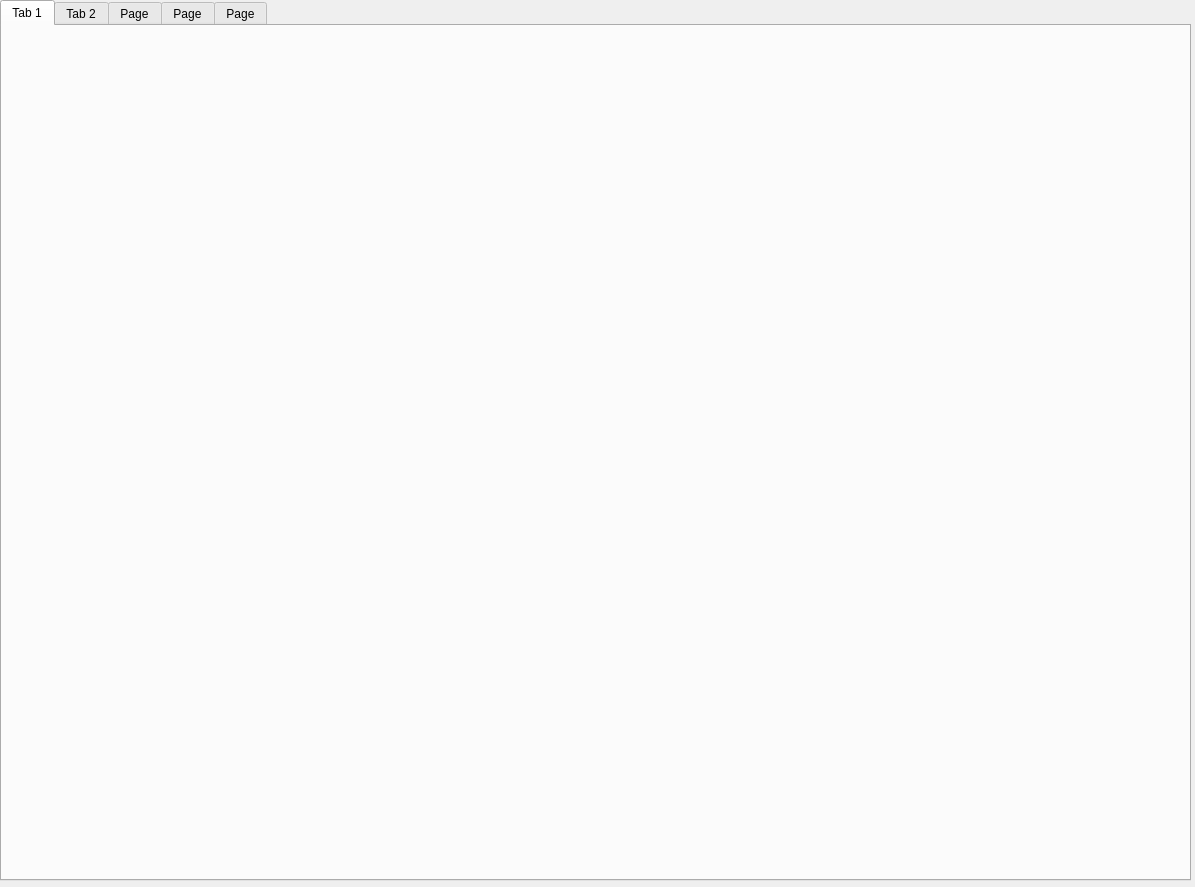
Qt form deli_ui/Admin_UI/admin.ui (addinedu-ros-7th/ros-repo-5) before a commit.
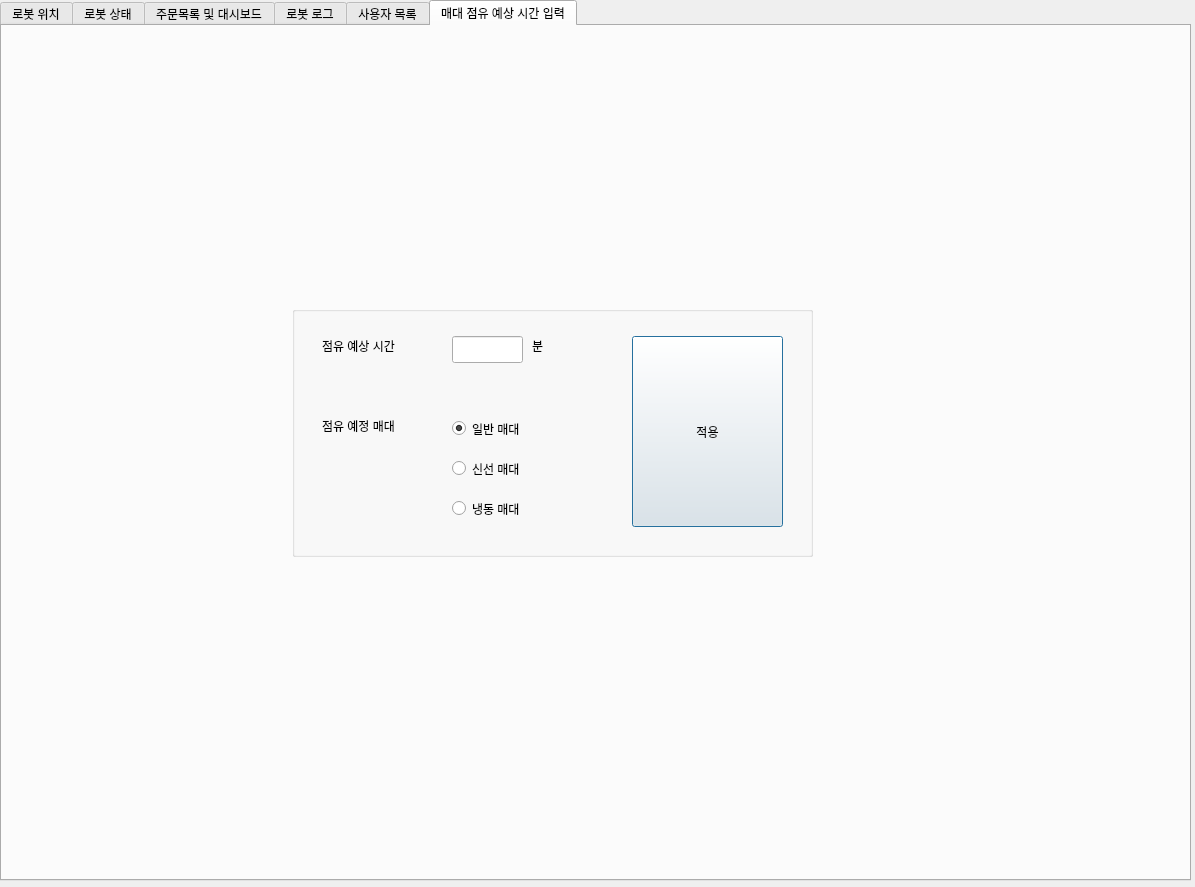
The same form after that commit.

Commit message: admin gui 대기시간 추가

The edit to the form file:
```diff
--- a/deli_ui/Admin_UI/admin.ui
+++ b/deli_ui/Admin_UI/admin.ui
@@ -23,11 +23,11 @@
     </rect>
    </property>
    <property name="currentIndex">
-    <number>0</number>
+    <number>5</number>
    </property>
    <widget class="QWidget" name="tab">
     <attribute name="title">
-     <string>Tab 1</string>
+     <string>로봇 위치</string>
     </attribute>
     <widget class="QLabel" name="robot_image5">
      <property name="geometry">
@@ -88,7 +88,7 @@
    </widget>
    <widget class="QWidget" name="tab_2">
     <attribute name="title">
-     <string>Tab 2</string>
+     <string>로봇 상태</string>
     </attribute>
     <widget class="QGroupBox" name="groupBox">
      <property name="geometry">
@@ -249,7 +249,7 @@
    </widget>
    <widget class="QWidget" name="tab_3">
     <attribute name="title">
-     <string>Page</string>
+     <string>주문목록 및 대시보드</string>
     </attribute>
     <widget class="QTableView" name="table1">
      <property name="geometry">
@@ -368,7 +368,7 @@
    </widget>
    <widget class="QWidget" name="tab_4">
     <attribute name="title">
-     <string>Page</string>
+     <string>로봇 로그</string>
     </attribute>
     <widget class="QTableView" name="table2">
      <property name="geometry">
@@ -383,7 +383,7 @@
    </widget>
    <widget class="QWidget" name="tab_5">
     <attribute name="title">
-     <string>Page</string>
+     <string>사용자 목록</string>
     </attribute>
     <widget class="QTableView" name="table3">
      <property name="geometry">
@@ -396,6 +396,128 @@
      </property>
     </widget>
    </widget>
+   <widget class="QWidget" name="tab_6">
+    <attribute name="title">
+     <string>매대 점유 예상 시간 입력</string>
+    </attribute>
+    <widget class="QGroupBox" name="groupBox_9">
+     <property name="geometry">
+      <rect>
+       <x>290</x>
+       <y>280</y>
+       <width>521</width>
+       <height>251</height>
+      </rect>
+     </property>
+     <property name="title">
+      <string/>
+     </property>
+     <widget class="QRadioButton" name="radio_normal">
+      <property name="geometry">
+       <rect>
+        <x>160</x>
+        <y>110</y>
+        <width>111</width>
+        <height>25</height>
+       </rect>
+      </property>
+      <property name="text">
+       <string>일반 매대</string>
+      </property>
+      <property name="checked">
+       <bool>true</bool>
+      </property>
+     </widget>
+     <widget class="QRadioButton" name="radio_fresh">
+      <property name="geometry">
+       <rect>
+        <x>160</x>
+        <y>150</y>
+        <width>111</width>
+        <height>25</height>
+       </rect>
+      </property>
+      <property name="text">
+       <string>신선 매대</string>
+      </property>
+     </widget>
+     <widget class="QRadioButton" name="radio_cold">
+      <property name="geometry">
+       <rect>
+        <x>160</x>
+        <y>190</y>
+        <width>111</width>
+        <height>25</height>
+       </rect>
+      </property>
+      <property name="text">
+       <string>냉동 매대</string>
+      </property>
+     </widget>
+     <widget class="QLabel" name="label">
+      <property name="geometry">
+       <rect>
+        <x>30</x>
+        <y>30</y>
+        <width>91</width>
+        <height>19</height>
+       </rect>
+      </property>
+      <property name="text">
+       <string>점유 예상 시간</string>
+      </property>
+     </widget>
+     <widget class="QLabel" name="label_2">
+      <property name="geometry">
+       <rect>
+        <x>30</x>
+        <y>110</y>
+        <width>91</width>
+        <height>19</height>
+       </rect>
+      </property>
+      <property name="text">
+       <string>점유 예정 매대</string>
+      </property>
+     </widget>
+     <widget class="QLineEdit" name="lineEdit">
+      <property name="geometry">
+       <rect>
+        <x>160</x>
+        <y>30</y>
+        <width>71</width>
+        <height>27</height>
+       </rect>
+      </property>
+     </widget>
+     <widget class="QLabel" name="label_3">
+      <property name="geometry">
+       <rect>
+        <x>240</x>
+        <y>30</y>
+        <width>91</width>
+        <height>19</height>
+       </rect>
+      </property>
+      <property name="text">
+       <string>분</string>
+      </property>
+     </widget>
+     <widget class="QPushButton" name="btn_update_time">
+      <property name="geometry">
+       <rect>
+        <x>340</x>
+        <y>30</y>
+        <width>151</width>
+        <height>191</height>
+       </rect>
+      </property>
+      <property name="text">
+       <string>적용</string>
+      </property>
+     </widget>
+    </widget>
+   </widget>
   </widget>
  </widget>
  <resources/>
```
The commit also changes 3 other files.
